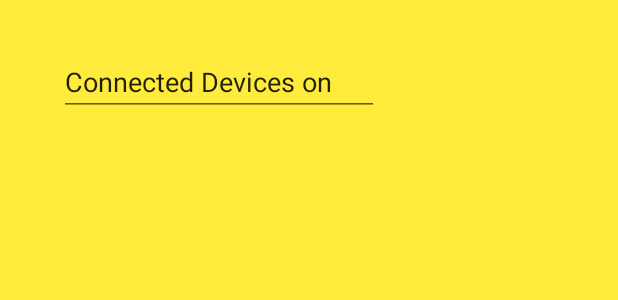
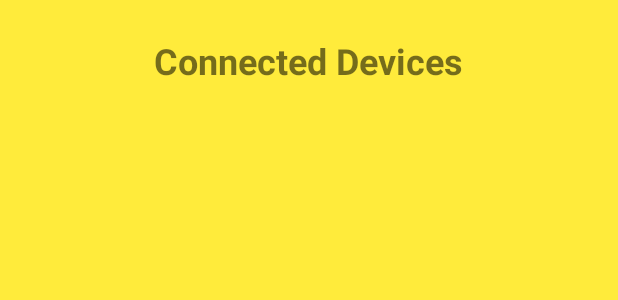
Before and after one commit to saudi97/myapplicationfinal, an Android app: the layout activity_show_connected_emails.xml on its own in the app's theme, with its tools: preview values and no code run, on a phone screen of 412 x 824 dp. Shown: the top 300 px of the screen. Run offline under Robolectric (Android 15) with nearby library versions, the phone set to English and light mode, and no system bars.

Commit message:
edited gui

```diff
--- a/app/src/main/AndroidManifest.xml
+++ b/app/src/main/AndroidManifest.xml
@@ -19,13 +19,14 @@
         android:roundIcon="@mipmap/ic_launcher_round"
         android:supportsRtl="true"
         android:theme="@style/Theme.MyApplication">
-        <activity android:name=".ShowMessages"></activity>
+        <activity android:name=".ShowMessages" />
         <activity android:name=".ShowConnectedEmails" />
         <activity android:name=".Homepage" />
         <activity android:name=".Signup" />
         <activity android:name=".login" />
         <activity android:name=".MainActivity2" />
-        <activity android:name=".MainActivity">
+
+        <activity android:name=".MainActivity" android:screenOrientation="portrait">
             <intent-filter>
                 <action android:name="android.intent.action.MAIN" />
 
--- a/app/src/main/java/com/myapplication/MainActivity.java
+++ b/app/src/main/java/com/myapplication/MainActivity.java
@@ -36,7 +36,7 @@ public class MainActivity extends AppCompatActivity {
         btn1.setOnClickListener(new View.OnClickListener() {
             @Override
             public void onClick(View v) {
-                Intent i = new Intent(MainActivity.this,ShowConnectedEmails.class);
+                Intent i = new Intent(MainActivity.this,Messages.class);
                 startActivity(i);
             }
         });
--- a/app/src/main/res/layout/activity_show_connected_emails.xml
+++ b/app/src/main/res/layout/activity_show_connected_emails.xml
@@ -13,25 +13,31 @@
         android:layout_height="624dp"
         app:layout_constraintBottom_toBottomOf="parent"
         app:layout_constraintEnd_toEndOf="parent"
-        app:layout_constraintStart_toStartOf="parent" />
+        app:layout_constraintHorizontal_bias="0.0"
+        app:layout_constraintStart_toStartOf="parent"
+        app:layout_constraintTop_toBottomOf="@+id/view" />
 
-    <EditText
+    <TextView
         android:id="@+id/mail"
         android:layout_width="wrap_content"
         android:layout_height="wrap_content"
-        android:layout_marginTop="32dp"
+        android:layout_marginTop="24dp"
+        android:layout_marginBottom="24dp"
         android:ems="10"
-        android:inputType="textPersonName"
-        android:text="Connected Devices on "
-        app:layout_constraintBottom_toTopOf="@+id/recyclerView"
+        android:text="Connected Devices"
+        android:gravity="center"
+        android:textSize="24sp"
+        android:textStyle="bold"
+        app:layout_constraintBottom_toTopOf="@+id/hello"
         app:layout_constraintEnd_toEndOf="parent"
-        app:layout_constraintHorizontal_bias="0.199"
+        app:layout_constraintHorizontal_bias="0.497"
         app:layout_constraintStart_toStartOf="parent"
         app:layout_constraintTop_toTopOf="parent"
-        app:layout_constraintVertical_bias="0.166"
+        app:layout_constraintVertical_bias="0.48000002"
         tools:ignore="UnknownId" />
 
     <View
+        android:id="@+id/view"
         android:layout_width="398dp"
         android:layout_height="10dp"
         app:layout_constraintBottom_toTopOf="@+id/hello"
```
Also changed, not shown: app/src/main/res/layout/layout_connected_emails.xml (+6 -6 lines).
